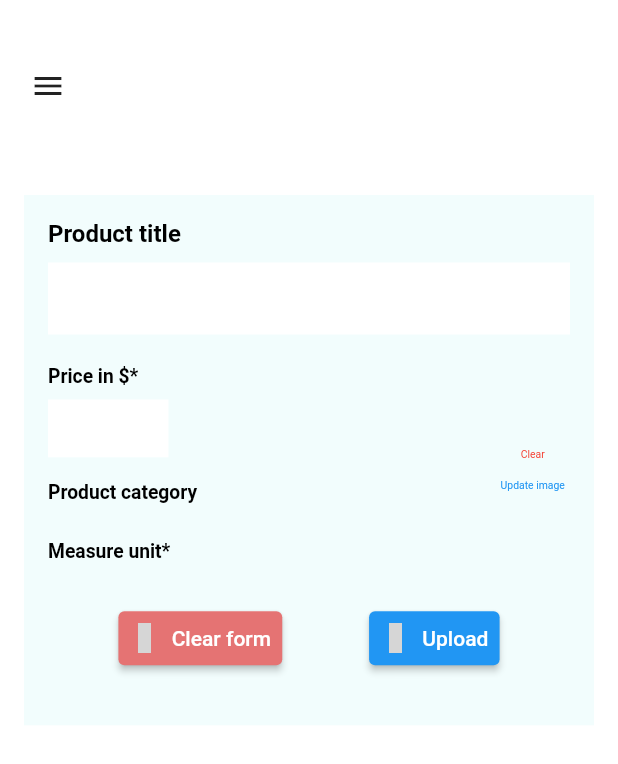
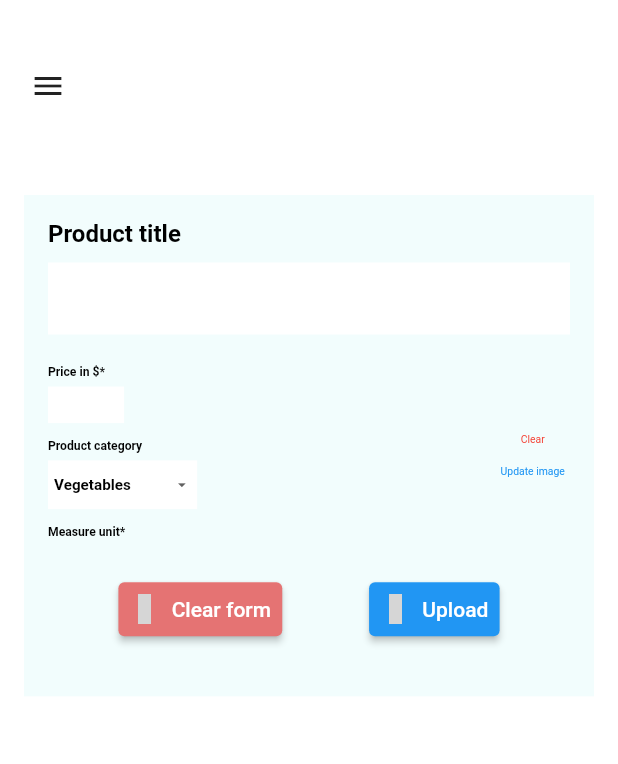
Before and after one commit to marceyuli/Grocery-admin-panel-web, a Flutter app: the UploadProductForm screen opened by its route, on a phone screen of 412 x 824 dp. Shown: the top 764 px of the screen. Run offline on Flutter 3.47's test engine with Material 2 defaults, Android fonts, the light colour scheme and no system bars; our stand-ins replace iconly, shared_preferences; missing offline and left inert: shared_preferences_web; accounts and stored records are empty; network calls fail; grey boxes are pictures that could not be loaded.

Commit message:
Drop menu for selecting a category

```diff
--- a/lib/screens/add_prod.dart
+++ b/lib/screens/add_prod.dart
@@ -13,6 +13,7 @@
 
 class UploadProductForm extends StatefulWidget {
   static const routeName = '/UploadProductForm';
+
   const UploadProductForm({super.key});
 
   @override
@@ -21,6 +22,8 @@
 
 class _UploadProductFormState extends State<UploadProductForm> {
   final formKey = GlobalKey<FormState>();
+  String catValue = 'Vegetables';
+
   late final TextEditingController titleController, priceController;
 
   @override
@@ -166,7 +169,7 @@
                                           const SizedBox(
                                             height: 10,
                                           ),
-                                          //Drop down menu code here
+                                          categoryDropDown(),
                                           const SizedBox(
                                             height: 20,
                                           ),
@@ -237,4 +240,52 @@
       ),
     );
   }
+
+  Widget categoryDropDown() {
+    final color = Utils(context).color;
+    return Container(
+      color: Theme.of(context).scaffoldBackgroundColor,
+      child: Padding(
+        padding: const EdgeInsets.all(8.0),
+        child: DropdownButtonHideUnderline(
+            child: DropdownButton<String>(
+          style:  TextStyle(
+              fontWeight: FontWeight.w700, fontSize: 20, color: color),
+          value: catValue,
+          onChanged: (value) {
+            setState(() {
+              catValue = value!;
+            });
+          },
+          hint: const Text('Select a category'),
+          items: const [
+            DropdownMenuItem(
+              child: Text('Vegetables'),
+              value: 'Vegetables',
+            ),
+            DropdownMenuItem(
+              child: Text('Fruits'),
+              value: 'Fruits',
+            ),
+            DropdownMenuItem(
+              child: Text('Grains'),
+              value: 'Grains',
+            ),
+            DropdownMenuItem(
+              child: Text('Nuts'),
+              value: 'Nuts',
+            ),
+            DropdownMenuItem(
+              child: Text('Herbs'),
+              value: 'Herbs',
+            ),
+            DropdownMenuItem(
+              child: Text('Species'),
+              value: 'Species',
+            ),
+          ],
+        )),
+      ),
+    );
+  }
 }
--- a/lib/screens/dashboard_screen.dart
+++ b/lib/screens/dashboard_screen.dart
@@ -48,9 +48,11 @@
                   Spacer(),
                   ButtonsWidget(
                       onPressed: () {
-                        GlobalMethods.navigateTo(
-                            ctx: context,
-                            routeName: UploadProductForm.routeName);
+                        Navigator.pushReplacement(
+                            context,
+                            MaterialPageRoute(
+                                builder: (context) =>
+                                    const UploadProductForm()));
                       },
                       text: 'Add product',
                       icon: Icons.add,
```
